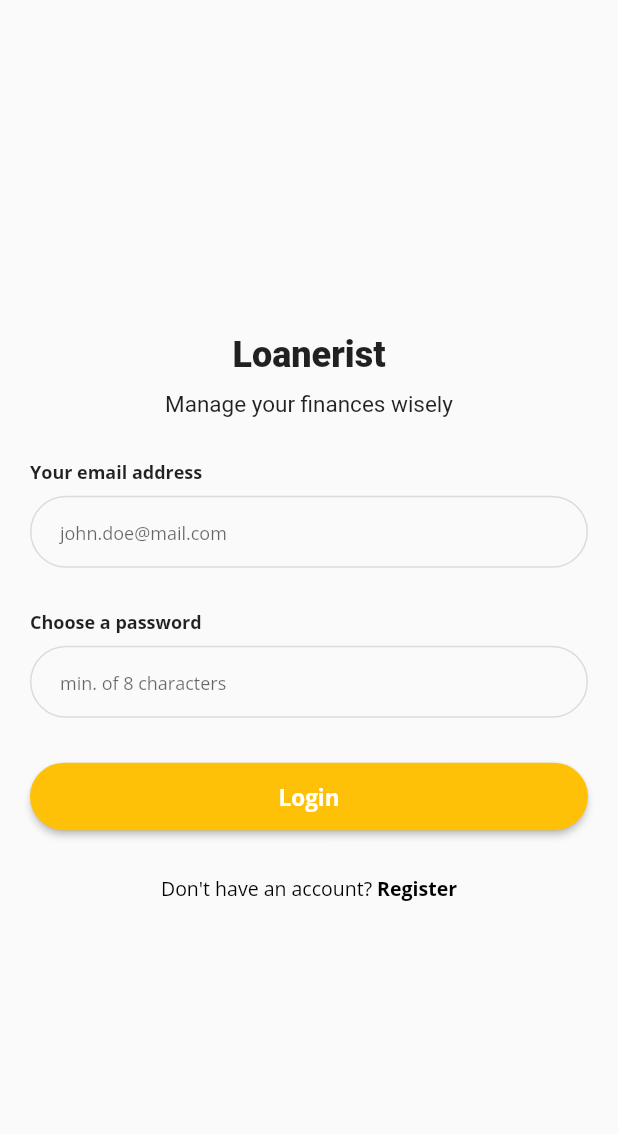
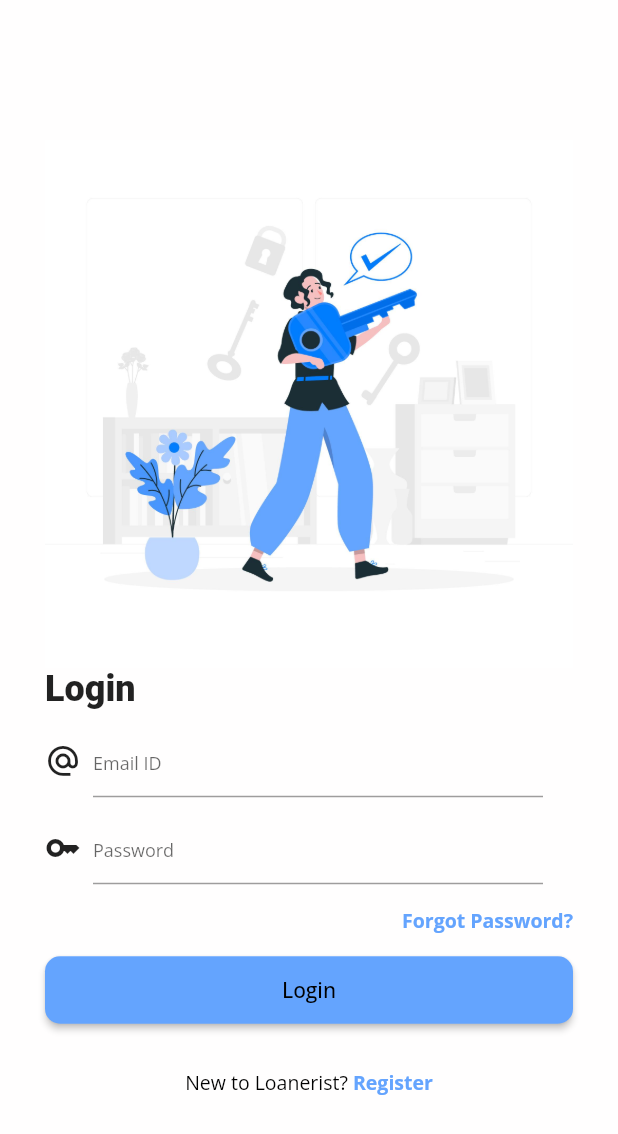
Before and after one commit to jarayumang/loanerist, a Flutter app: the screen it shows after launch, on a phone screen of 412 x 824 dp. Shown: the top 1134 px of the screen. Run offline on Flutter 3.47's test engine with Material 2 defaults, Android fonts, the phone set to English and light mode, and no system bars; our stand-ins replace firebase_auth, firebase_core, google_fonts; accounts and stored records are empty.

Commit message:
🩹 added asset to login page and finished the design

```diff
--- a/lib/login.dart
+++ b/lib/login.dart
@@ -13,26 +13,10 @@ class AuthScreen extends StatefulWidget {
 }
 
 class _AuthScreenState extends State<AuthScreen> {
-  final bool _isLogin = true; //false = register, true=login
   bool _loading = false;
   final _formKey = GlobalKey<FormState>();
   final TextEditingController _emailController = TextEditingController();
   final TextEditingController _passwordController = TextEditingController();
-  bool _isButtonDisabled = false;
-
-  @override
-  void initState() {
-    super.initState();
-    _emailController.addListener(_onTextChanged);
-    _passwordController.addListener(_onTextChanged);
-  }
-
-  void _onTextChanged() {
-    setState(() {
-      _isButtonDisabled = _emailController.text.isEmpty;
-      _isButtonDisabled = _passwordController.text.isEmpty;
-    });
-  }
 
   handleSubmit() async {
     if (!_formKey.currentState!.validate()) return;
@@ -49,43 +33,39 @@ class _AuthScreenState extends State<AuthScreen> {
   @override
   Widget build(BuildContext context) {
     return Scaffold(
+      resizeToAvoidBottomInset: false,
+      backgroundColor: const Color(0xFFfffefe),
       body: SafeArea(
         child: Padding(
-            padding: const EdgeInsets.all(20.0),
+            padding: const EdgeInsets.fromLTRB(30, 20, 30, 20),
             child: Form(
               key: _formKey,
               child: Column(
                 mainAxisAlignment: MainAxisAlignment.center,
                 crossAxisAlignment: CrossAxisAlignment.center,
                 children: [
-                  const Text(
-                    "Loanerist",
-                    style: TextStyle(fontSize: 24, fontWeight: FontWeight.w800),
+                  Image.asset('assets/images/login.jpg'),
+                  const Align(
+                    alignment: Alignment.centerLeft,
+                    child: Text(
+                      "Login",
+                      style:
+                          TextStyle(fontSize: 24, fontWeight: FontWeight.w800),
+                    ),
                   ),
                   const SizedBox(
                     height: 10,
                   ),
-                  const Text(
-                    "Manage your finances wisely",
-                    style: TextStyle(fontSize: 15),
-                  ),
-                  const SizedBox(
-                    height: 20,
-                  ),
+                  Row(
+                    // mainAxisAlignment: MainAxisAlignment.center
+                    crossAxisAlignment: CrossAxisAlignment.center,
+                    children: [
+                      const Icon(Icons.alternate_email_outlined),
                       Padding(
-                    padding: const EdgeInsets.only(top: 8.0, bottom: 8.0),
-                    child: Align(
-                      alignment: Alignment.centerLeft,
-                      child: Text(
-                        "Your email address",
-                        style: GoogleFonts.openSans(
-                          textStyle: const TextStyle(
-                              fontSize: 12, fontWeight: FontWeight.bold),
-                        ),
-                      ),
-                    ),
-                  ),
-                  TextFormField(
+                        padding: const EdgeInsets.fromLTRB(8, 0, 0, 0),
+                        child: SizedBox(
+                          width: 300,
+                          child: TextFormField(
                             controller: _emailController,
                             validator: (value) {
                               if (value == null || value.isEmpty) {
@@ -94,51 +74,29 @@ class _AuthScreenState extends State<AuthScreen> {
                               return null;
                             },
                             decoration: InputDecoration(
-                      contentPadding:
-                      const EdgeInsets.fromLTRB(20.0, 0, 20.0, 0),
                               hintStyle: GoogleFonts.openSans(
                                 textStyle: const TextStyle(fontSize: 12),
                               ),
-                      hintText: 'john.doe@mail.com',
-                      enabledBorder: OutlineInputBorder(
-                        borderSide:
-                        const BorderSide(width: 1, color: Colors.black12),
-                        borderRadius: BorderRadius.circular(50.0),
-                      ),
-                      focusedBorder: OutlineInputBorder(
-                        borderSide:
-                        const BorderSide(width: 2, color: Colors.black),
-                        borderRadius: BorderRadius.circular(50.0),
-                      ),
-                      errorBorder: OutlineInputBorder(
-                        borderSide:
-                        const BorderSide(width: 1, color: Colors.red),
-                        borderRadius: BorderRadius.circular(50.0),
-                      ),
-                      focusedErrorBorder: OutlineInputBorder(
-                        borderSide:
-                        const BorderSide(width: 1, color: Colors.red),
-                        borderRadius: BorderRadius.circular(50.0),
-                      ),
-                    ),
-                  ),
-                  const SizedBox(
-                    height: 20,
-                  ),
-                  Padding(
-                    padding: const EdgeInsets.only(top: 8.0, bottom: 8.0),
-                    child: Align(
-                      alignment: Alignment.centerLeft,
-                      child: Text(
-                        "Choose a password",
-                        style: GoogleFonts.openSans(
-                          textStyle: const TextStyle(
-                              fontSize: 12, fontWeight: FontWeight.bold),
+                              hintText: 'Email ID',
                             ),
                           ),
                         ),
                       ),
-                  TextFormField(
+                    ],
+                  ),
+                  const SizedBox(
+                    height: 10,
+                  ),
+                  Row(
+                    // mainAxisAlignment: MainAxisAlignment.center
+                    crossAxisAlignment: CrossAxisAlignment.center,
+                    children: [
+                      const Icon(Icons.key_outlined),
+                      Padding(
+                        padding: const EdgeInsets.fromLTRB(8, 0, 0, 0),
+                        child: SizedBox(
+                          width: 300,
+                          child: TextFormField(
                             controller: _passwordController,
                             obscureText: true,
                             validator: (value) {
@@ -151,54 +109,67 @@ class _AuthScreenState extends State<AuthScreen> {
                               return null;
                             },
                             decoration: InputDecoration(
-                      contentPadding:
-                      const EdgeInsets.fromLTRB(20.0, 0, 20.0, 0),
                               hintStyle: GoogleFonts.openSans(
                                 textStyle: const TextStyle(fontSize: 12),
                               ),
-                      hintText: 'min. of 8 characters',
-                      enabledBorder: OutlineInputBorder(
-                        borderSide:
-                        const BorderSide(width: 1, color: Colors.black12),
-                        borderRadius: BorderRadius.circular(50.0),
-                      ),
-                      focusedBorder: OutlineInputBorder(
-                        borderSide:
-                        const BorderSide(width: 2, color: Colors.black),
-                        borderRadius: BorderRadius.circular(50.0),
-                      ),
-                      errorBorder: OutlineInputBorder(
-                        borderSide:
-                        const BorderSide(width: 1, color: Colors.red),
-                        borderRadius: BorderRadius.circular(50.0),
-                      ),
-                      focusedErrorBorder: OutlineInputBorder(
-                        borderSide:
-                        const BorderSide(width: 1, color: Colors.red),
-                        borderRadius: BorderRadius.circular(50.0),
+                              hintText: 'Password',
                             ),
                           ),
                         ),
+                      ),
+                    ],
+                  ),
                   const SizedBox(
-                    height: 30,
+                    height: 15,
+                  ),
+                  Row(
+                    mainAxisAlignment: MainAxisAlignment.end,
+                    children: [
+                      RichText(
+                        text: TextSpan(
+                          children: [
+                            TextSpan(
+                              text: 'Forgot Password?',
+                              style: GoogleFonts.openSans(
+                                textStyle: const TextStyle(
+                                    fontSize: 13,
+                                    fontWeight: FontWeight.w700,
+                                    color: Color(0xFF64a4fe)),
+                              ),
+                              recognizer: TapGestureRecognizer()
+                                ..onTap = () {
+                                  Navigator.push(context,
+                                      MaterialPageRoute<void>(
+                                    builder: (BuildContext context) {
+                                      return const RegisterScreen();
+                                    },
+                                  ));
+                                },
+                            ),
+                          ],
+                        ),
+                      ),
+                    ],
+                  ),
+                  const SizedBox(
+                    height: 15,
                   ),
                   SizedBox(
                       height: 45,
                       width: double.infinity,
                       child: ElevatedButton(
                           style: ElevatedButton.styleFrom(
-                            backgroundColor: Colors.amber,
+                            backgroundColor: const Color(0xFF64a4fe),
                             shape: RoundedRectangleBorder(
-                              borderRadius: BorderRadius.circular(50.0),
+                              borderRadius: BorderRadius.circular(10.0),
                             ),
                           ),
-                          onPressed:
-                          _isButtonDisabled ? null : () => handleSubmit(),
+                          onPressed: () => handleSubmit(),
                           child: _loading
                               ? const SizedBox(
                                   height: 20,
                                   child: CircularProgressIndicator(
-                              color: Colors.white,
+                                    color: Colors.black,
                                     strokeWidth: 2,
                                   ),
                                 )
@@ -206,8 +177,9 @@ class _AuthScreenState extends State<AuthScreen> {
                                   'Login',
                                   style: GoogleFonts.openSans(
                                     textStyle: const TextStyle(
-                                  fontSize: 15,
-                                  fontWeight: FontWeight.bold),
+                                        fontSize: 14,
+                                        fontWeight: FontWeight.w500,
+                                        color: Colors.black),
                                   ),
                                 ))),
                   const SizedBox(
@@ -217,7 +189,7 @@ class _AuthScreenState extends State<AuthScreen> {
                     text: TextSpan(
                       children: [
                         TextSpan(
-                          text: 'Don\'t have an account? ',
+                          text: 'New to Loanerist? ',
                           style: GoogleFonts.openSans(
                             textStyle: const TextStyle(
                                 fontSize: 13,
@@ -231,7 +203,7 @@ class _AuthScreenState extends State<AuthScreen> {
                             textStyle: const TextStyle(
                                 fontSize: 13,
                                 fontWeight: FontWeight.w700,
-                                color: Colors.black),
+                                color: Color(0xFF64a4fe)),
                           ),
                           recognizer: TapGestureRecognizer()
                             ..onTap = () {
--- a/lib/main.dart
+++ b/lib/main.dart
@@ -1,6 +1,7 @@
 import 'package:firebase_auth/firebase_auth.dart';
 import 'package:firebase_core/firebase_core.dart';
 import 'package:flutter/material.dart';
+import 'package:google_fonts/google_fonts.dart';
 import 'package:loanerist/card.dart';
 import 'package:loanerist/login.dart';
 
@@ -45,6 +46,9 @@ class MyStatefulWidget extends StatefulWidget {
 class _MyStatefulWidgetState extends State<MyStatefulWidget> {
   int _selectedIndex = 0;
   final List<Widget> _widgetOptions = <Widget>[
+    const Text(
+      'Index 0: Dashboard',
+    ),
     ListView(
       scrollDirection: Axis.vertical,
       children: <Widget>[
@@ -91,7 +95,7 @@ class _MyStatefulWidgetState extends State<MyStatefulWidget> {
       ],
     ),
     const Text(
-      'Index 1: Business',
+      'Index 2: Business',
     ),
     Padding(
       padding: const EdgeInsets.all(16.0),
@@ -114,15 +118,25 @@ class _MyStatefulWidgetState extends State<MyStatefulWidget> {
   @override
   Widget build(BuildContext context) {
     return Scaffold(
-      appBar: AppBar(
+      appBar: PreferredSize(
+        preferredSize: Size.fromHeight(75),
+        child: AppBar(
+          toolbarHeight: 75,
+          centerTitle: true,
           backgroundColor: Colors.transparent,
           elevation: 0.0,
-        title: Text('My Finances', style: TextStyle(color: Colors.amber[800])),
+          title: Text('Loanerist',
+              style: GoogleFonts.openSans(
+                  textStyle: TextStyle(
+                      color: Colors.amber[800],
+                      fontSize: 25,
+                      fontWeight: FontWeight.w500))),
           actions: <Widget>[
             IconButton(
               color: Colors.amber[800],
               icon: const Icon(
-              Icons.add,
+                Icons.add_circle_outlined,
+                size: 30,
               ),
               tooltip: 'Go to the next page',
               onPressed: () {
@@ -145,11 +159,12 @@ class _MyStatefulWidgetState extends State<MyStatefulWidget> {
             ),
           ],
         ),
+      ),
       body: Center(
         child: _widgetOptions.elementAt(_selectedIndex),
       ),
       bottomNavigationBar: SizedBox(
-        height: 70,
+        height: 75,
         child: Container(
           decoration: const BoxDecoration(
             borderRadius: BorderRadius.only(
@@ -164,20 +179,26 @@ class _MyStatefulWidgetState extends State<MyStatefulWidget> {
               topRight: Radius.circular(30.0),
             ),
             child: BottomNavigationBar(
+              type: BottomNavigationBarType.fixed,
               items: <BottomNavigationBarItem>[
                 BottomNavigationBarItem(
+                  icon: Icon(Icons.dashboard_outlined,
+                      size: _selectedIndex == 0 ? 28 : 23),
+                  label: 'Dashboard',
+                ),
+                BottomNavigationBarItem(
                   icon: Icon(Icons.credit_score,
-                      size: _selectedIndex == 0 ? 28 : 23),
+                      size: _selectedIndex == 1 ? 28 : 23),
                   label: 'Loans',
                 ),
                 BottomNavigationBarItem(
                   icon:
-                      Icon(Icons.payments, size: _selectedIndex == 1 ? 28 : 23),
+                      Icon(Icons.payments, size: _selectedIndex == 2 ? 28 : 23),
                   label: 'Bills',
                 ),
                 BottomNavigationBarItem(
                   icon:
-                      Icon(Icons.settings, size: _selectedIndex == 2 ? 28 : 23),
+                      Icon(Icons.settings, size: _selectedIndex == 3 ? 28 : 23),
                   label: 'Settings',
                 ),
               ],
--- a/pubspec.yaml
+++ b/pubspec.yaml
@@ -20,3 +20,9 @@ dev_dependencies:
 
 flutter:
   uses-material-design: true
+  assets:
+    - assets/images/forgot-password.jpg
+    - assets/images/login.jpg
+    - assets/images/otp.jpg
+    - assets/images/reset-password.jpg
+    - assets/images/signup.jpg
```
Lines whose indentation alone changed are shown as unchanged.
